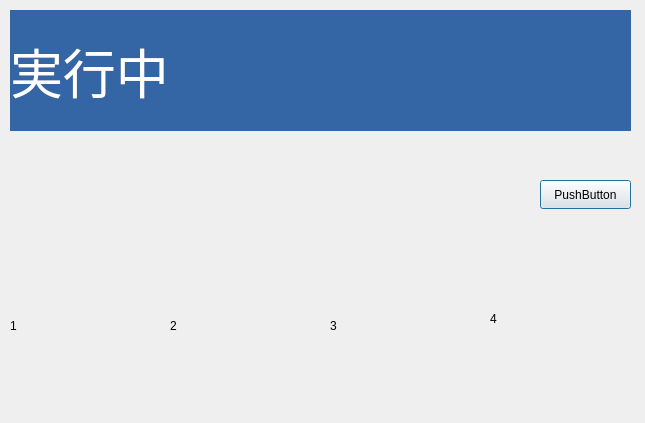
First picture: the form in dialog.ui, repository matukeso/switchpi, before the edit.
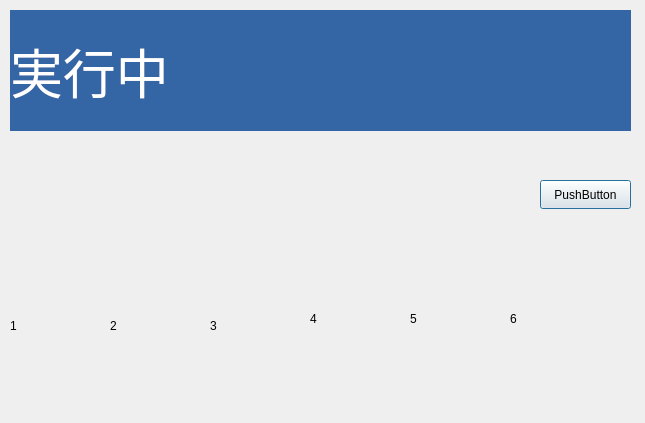
Second picture: the form after the edit.

Commit message: [add] 6 button mode

Diff of the .ui file:
```diff
--- a/dialog.ui
+++ b/dialog.ui
@@ -134,7 +134,7 @@
     <rect>
      <x>10</x>
      <y>260</y>
-     <width>141</width>
+     <width>91</width>
      <height>131</height>
     </rect>
    </property>
@@ -148,9 +148,9 @@
   <widget class="QLabel" name="label_2">
    <property name="geometry">
     <rect>
-     <x>170</x>
+     <x>110</x>
      <y>260</y>
-     <width>141</width>
+     <width>91</width>
      <height>131</height>
     </rect>
    </property>
@@ -167,9 +167,9 @@
   <widget class="QLabel" name="label_3">
    <property name="geometry">
     <rect>
-     <x>330</x>
+     <x>210</x>
      <y>260</y>
-     <width>141</width>
+     <width>90</width>
      <height>131</height>
     </rect>
    </property>
@@ -183,9 +183,9 @@
   <widget class="QLabel" name="label_4">
    <property name="geometry">
     <rect>
-     <x>490</x>
+     <x>310</x>
      <y>260</y>
-     <width>141</width>
+     <width>91</width>
      <height>131</height>
     </rect>
    </property>
@@ -197,6 +197,40 @@
 </string>
    </property>
   </widget>
+  <widget class="QLabel" name="label_5">
+   <property name="geometry">
+    <rect>
+     <x>410</x>
+     <y>260</y>
+     <width>91</width>
+     <height>131</height>
+    </rect>
+   </property>
+   <property name="autoFillBackground">
+    <bool>true</bool>
+   </property>
+   <property name="text">
+    <string>5
+</string>
+   </property>
+  </widget>
+  <widget class="QLabel" name="label_6">
+   <property name="geometry">
+    <rect>
+     <x>510</x>
+     <y>260</y>
+     <width>91</width>
+     <height>131</height>
+    </rect>
+   </property>
+   <property name="autoFillBackground">
+    <bool>true</bool>
+   </property>
+   <property name="text">
+    <string>6
+</string>
+   </property>
+  </widget>
   <widget class="QLabel" name="label_path">
    <property name="geometry">
     <rect>
```
The commit also changes 3 other files.
